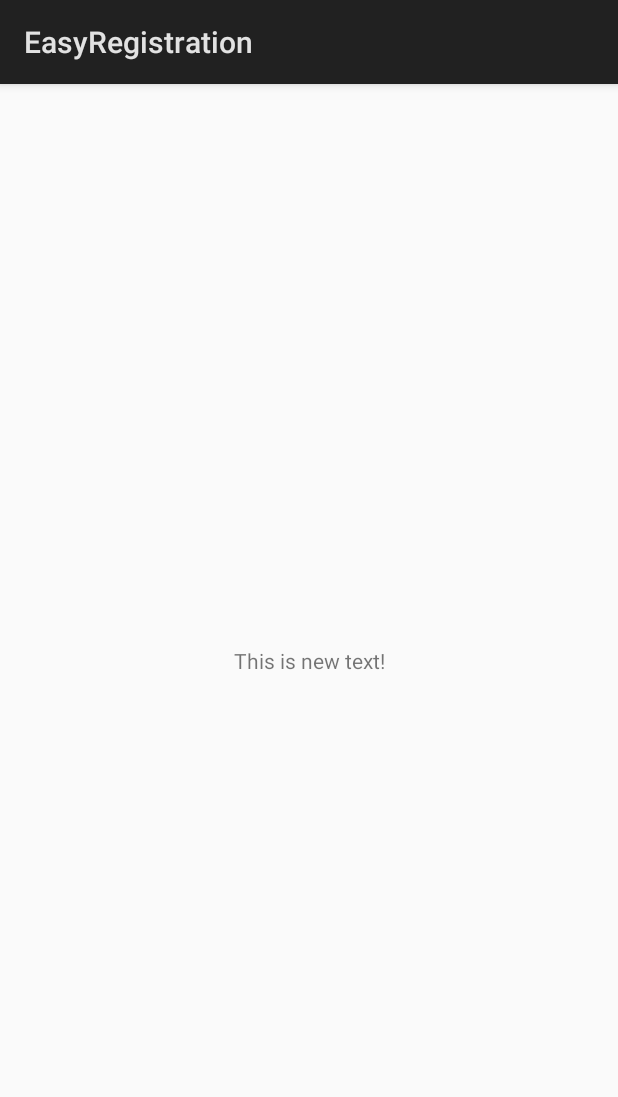
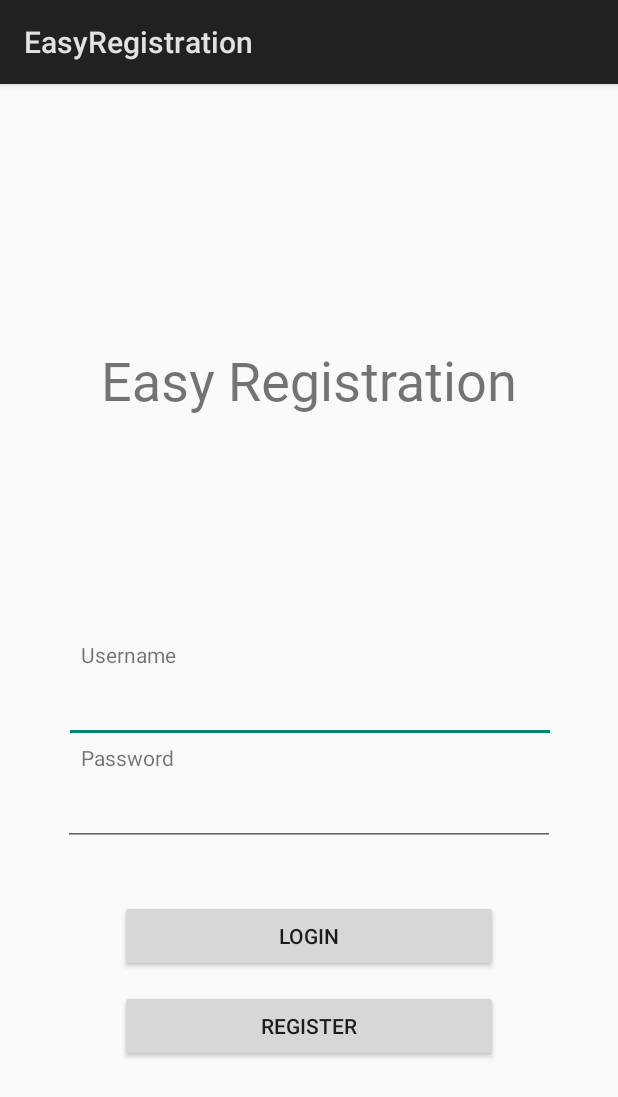
Before and after one commit to Matt-gale/EasyRegistration, an Android app: the screen it shows after launch (MainActivity), on a phone screen of 412 x 824 dp. Shown: the top 1097 px of the screen. Run offline under Robolectric (Android 15) with nearby library versions, the phone set to English and light mode, and no system bars.

Commit message:
Implemented basic login page

```diff
--- a/EasyRegistrationAndroid/app/src/main/java/com/easyregistration/easyregistration/MainActivity.kt
+++ b/EasyRegistrationAndroid/app/src/main/java/com/easyregistration/easyregistration/MainActivity.kt
@@ -10,6 +10,5 @@ class MainActivity : Activity() {
     override fun onCreate(savedInstanceState: Bundle?) {
         super.onCreate(savedInstanceState)
         setContentView(R.layout.activity_main)
-        hello.setText("This is new text!")
     }
 }
--- a/EasyRegistrationAndroid/app/src/main/res/layout/activity_main.xml
+++ b/EasyRegistrationAndroid/app/src/main/res/layout/activity_main.xml
@@ -4,17 +4,99 @@
     xmlns:tools="http://schemas.android.com/tools"
     android:layout_width="match_parent"
     android:layout_height="match_parent"
-    tools:context="com.easyregistration.easyregistration.MainActivity">
+    tools:context="com.easyregistration.easyregistration.MainActivity"
+    tools:layout_editor_absoluteY="81dp"
+    tools:layout_editor_absoluteX="0dp">
 
     <TextView
-        android:id="@+id/hello"
+        android:id="@+id/title"
         android:layout_width="wrap_content"
         android:layout_height="wrap_content"
-        android:text="Hello World, MyActivity"
-        app:layout_constraintBottom_toBottomOf="parent"
+        android:layout_marginBottom="8dp"
+        android:layout_marginEnd="8dp"
+        android:layout_marginStart="8dp"
+        android:layout_marginTop="8dp"
+        android:fontFamily="@font/roboto"
+        android:text="Easy Registration"
+        android:textSize="36sp"
+        app:layout_constraintBottom_toTopOf="@+id/usernameField"
+        app:layout_constraintEnd_toEndOf="parent"
+        app:layout_constraintStart_toStartOf="parent"
+        app:layout_constraintTop_toTopOf="parent" />
+
+    <TextView
+        android:id="@+id/usernameText"
+        android:layout_width="wrap_content"
+        android:layout_height="wrap_content"
+        android:text="Username"
+        app:layout_constraintHorizontal_bias="0.155"
         app:layout_constraintLeft_toLeftOf="parent"
         app:layout_constraintRight_toRightOf="parent"
         app:layout_constraintTop_toTopOf="parent"
-        />
+        android:layout_marginBottom="4dp"
+        app:layout_constraintBottom_toTopOf="@+id/usernameField"
+        app:layout_constraintVertical_bias="1.0" />
+
+    <EditText
+        android:id="@+id/usernameField"
+        android:layout_width="328dp"
+        android:layout_height="wrap_content"
+        android:layout_marginEnd="8dp"
+        android:layout_marginStart="8dp"
+        android:ems="10"
+        android:inputType="textEmailAddress"
+        app:layout_constraintBottom_toTopOf="@+id/passwordText"
+        app:layout_constraintEnd_toEndOf="parent"
+        app:layout_constraintHorizontal_bias="0.512"
+        app:layout_constraintStart_toStartOf="parent" />
+
+    <TextView
+        android:id="@+id/passwordText"
+        android:layout_width="wrap_content"
+        android:layout_height="wrap_content"
+        android:text="Password"
+        android:layout_marginBottom="4dp"
+        app:layout_constraintBottom_toTopOf="@+id/passwordField"
+        app:layout_constraintStart_toStartOf="parent"
+        app:layout_constraintEnd_toEndOf="parent"
+        app:layout_constraintHorizontal_bias="0.155" />
+
+    <EditText
+        android:id="@+id/passwordField"
+        android:layout_width="328dp"
+        android:layout_height="wrap_content"
+        android:ems="10"
+        android:inputType="textPassword"
+        app:layout_constraintStart_toStartOf="parent"
+        android:layout_marginStart="8dp"
+        app:layout_constraintEnd_toEndOf="parent"
+        android:layout_marginEnd="8dp"
+        app:layout_constraintBottom_toBottomOf="parent"
+        android:layout_marginBottom="260dp" />
+
+    <Button
+        android:id="@+id/loginButton"
+        android:layout_width="252dp"
+        android:layout_height="wrap_content"
+        android:text="Login"
+        app:layout_constraintStart_toStartOf="parent"
+        android:layout_marginStart="8dp"
+        app:layout_constraintEnd_toEndOf="parent"
+        android:layout_marginEnd="8dp"
+        android:layout_marginTop="36dp"
+        app:layout_constraintTop_toBottomOf="@+id/passwordField" />
+
+    <Button
+        android:id="@+id/registerButton"
+        android:layout_width="252dp"
+        android:layout_height="wrap_content"
+        android:text="Register"
+        app:layout_constraintStart_toStartOf="parent"
+        android:layout_marginStart="8dp"
+        app:layout_constraintEnd_toEndOf="parent"
+        android:layout_marginEnd="8dp"
+        android:layout_marginTop="12dp"
+        app:layout_constraintTop_toBottomOf="@+id/loginButton" />
+
 
 </android.support.constraint.ConstraintLayout>
```
Also changed, not shown: EasyRegistrationAndroid/app/src/main/res/font/roboto.ttf (added).
